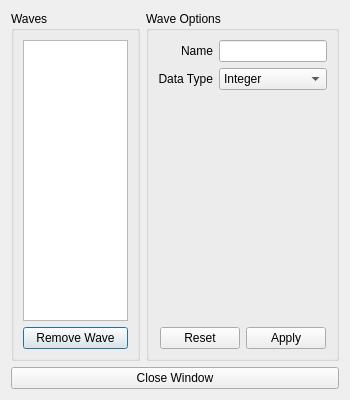
Qt form ui/Ui_ManageWavesDialog.ui (bbreslauer/PySciPlot) before a commit.
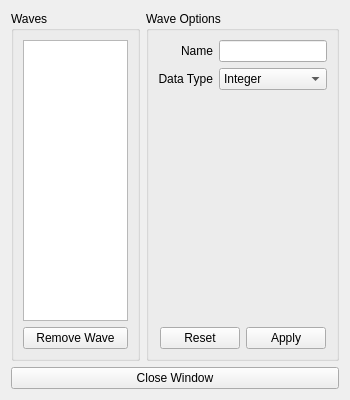
The same form after that commit.

Commit message: Changed DialogSubWindow to SubWindow. Rearranged classes and files. Converted all QDialogs to QWidgets.

What changed in the file:
```diff
--- a/ui/Ui_ManageWavesDialog.ui
+++ b/ui/Ui_ManageWavesDialog.ui
@@ -1,7 +1,7 @@
 <?xml version="1.0" encoding="UTF-8"?>
 <ui version="4.0">
  <class>ManageWavesDialog</class>
- <widget class="QDialog" name="ManageWavesDialog">
+ <widget class="QWidget" name="ManageWavesDialog">
   <property name="geometry">
    <rect>
     <x>0</x>
```
The commit also changes 18 other files.
